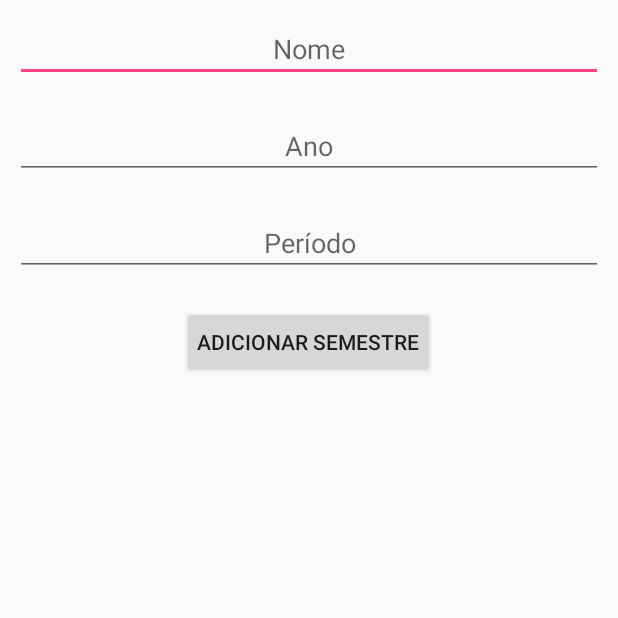
After one commit to hguarnieri/mds-gerenciador, an Android app: the AddSemesterActivity screen opened directly, with no data from a screen before it, on a phone screen of 412 x 824 dp, the top half of it. The commit adds this screen. Run offline under Robolectric (Android 15) with nearby library versions, the phone set to English and light mode, and no system bars.

Commit message:
Add Semester Activity

```diff
--- /dev/null
+++ b/app/src/main/java/br/ufscar/mds/gerenciador/AddSemesterActivity.java
@@ -0,0 +1,52 @@
+package br.ufscar.mds.gerenciador;
+
+import android.app.Activity;
+import android.graphics.Color;
+import android.os.Bundle;
+import android.view.View;
+import android.widget.Button;
+import android.widget.EditText;
+
+import br.ufscar.mds.gerenciador.data.Semestre;
+import br.ufscar.mds.gerenciador.database.DbInterface;
+
+/**
+ * Created by gabri on 29/01/2017.
+ */
+
+public class AddSemesterActivity extends Activity {
+    private EditText mSemesterTerm;
+    private EditText mSemesterYear;
+    private EditText mSemesterName;
+    private Button mSemesterAdd;
+
+    @Override
+    protected void onCreate(Bundle savedInstanceState) {
+        super.onCreate(savedInstanceState);
+        setContentView(R.layout.activity_add_semester);
+        mSemesterName = (EditText) findViewById(R.id.et_semester_name);
+        mSemesterYear = (EditText) findViewById(R.id.et_semester_year);
+        mSemesterTerm = (EditText) findViewById(R.id.et_semester_term);
+        mSemesterAdd = (Button) findViewById(R.id.bt_semester_add);
+
+        mSemesterAdd.setOnClickListener(new View.OnClickListener() {
+            @Override
+            public void onClick(View view) {
+                if(mSemesterName.getText() == null){
+                    mSemesterName.setBackgroundColor(Color.RED);
+                }else if(mSemesterYear.getText() == null){
+                    mSemesterYear.setBackgroundColor(Color.RED);
+                }else if(mSemesterTerm.getText() == null){
+                    mSemesterTerm.setBackgroundColor(Color.RED);
+                }else{
+                    Semestre semester = new Semestre();
+                    semester.setNome(mSemesterName.getText().toString());
+                    semester.setAno(Integer.parseInt(mSemesterYear.getText().toString()));
+                    semester.setPeriodo(Integer.parseInt(mSemesterTerm.getText().toString()));
+                    semester.setId(0);
+                    DbInterface.saveSemester(getApplicationContext(),semester);
+                }
+            }
+        });
+    }
+}
--- /dev/null
+++ b/app/src/main/res/layout/activity_add_semester.xml
@@ -0,0 +1,46 @@
+<?xml version="1.0" encoding="utf-8"?>
+<LinearLayout xmlns:android="http://schemas.android.com/apk/res/android"
+    android:orientation="vertical" android:layout_width="match_parent"
+    android:layout_height="match_parent"
+    android:gravity="center_horizontal">
+
+    <EditText
+        android:id="@+id/et_semester_name"
+        android:layout_width="match_parent"
+        android:layout_height="wrap_content"
+        android:padding="10dp"
+        android:layout_margin="10dp"
+        android:hint="@string/semester_name_hint"
+        android:textAlignment="center"/>
+
+    <EditText
+        android:layout_width="match_parent"
+        android:layout_height="wrap_content"
+        android:padding="10dp"
+        android:layout_margin="10dp"
+        android:inputType="number"
+        android:ems="10"
+        android:id="@+id/et_semester_year"
+        android:hint="@string/semester_year_hint"
+        android:textAlignment="center"/>
+
+    <EditText
+        android:layout_width="match_parent"
+        android:layout_height="wrap_content"
+        android:padding="10dp"
+        android:layout_margin="10dp"
+        android:inputType="number"
+        android:ems="10"
+        android:id="@+id/et_semester_term"
+        android:hint="@string/semester_term_hint"
+        android:textAlignment="center"/>
+
+    <Button
+        android:id="@+id/bt_semester_add"
+        android:layout_width="wrap_content"
+        android:layout_height="wrap_content"
+        android:padding="10dp"
+        android:layout_margin="10dp"
+        android:textAlignment="center"
+        android:text="@string/semester_bt"/>
+</LinearLayout>
--- a/app/src/main/res/values/strings.xml
+++ b/app/src/main/res/values/strings.xml
@@ -12,4 +12,11 @@
     <string name="calendar_about">Você pode conectar a sua conta para que suas atividades sejam adicionadas ao seu Google Calendar</string>
     <string name="calendar_connect">Conectar Conta Google</string>
     <string name="calendar_connected">Você já está conectado</string>
+    <string name="sobre">Sobre</string>
+    <string name="google_agenda">Google Agenda</string>
+    <string name="add_semestre">Add Semester</string>
+    <string name="semester_name_hint">Nome</string>
+    <string name="semester_term_hint">Período</string>
+    <string name="semester_year_hint">Ano</string>
+    <string name="semester_bt">Adicionar Semestre</string>
 </resources>
```
Also changed, not shown: app/src/main/AndroidManifest.xml (+6 -1 lines), app/src/main/java/br/ufscar/mds/gerenciador/MainActivity.java (+9 -0 lines), app/src/main/res/layout/content_main.xml (+28 -2 lines).
